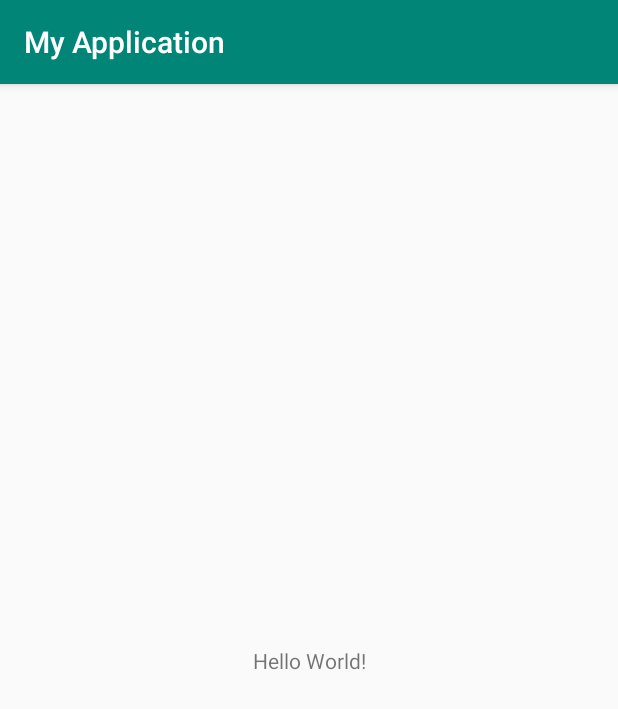
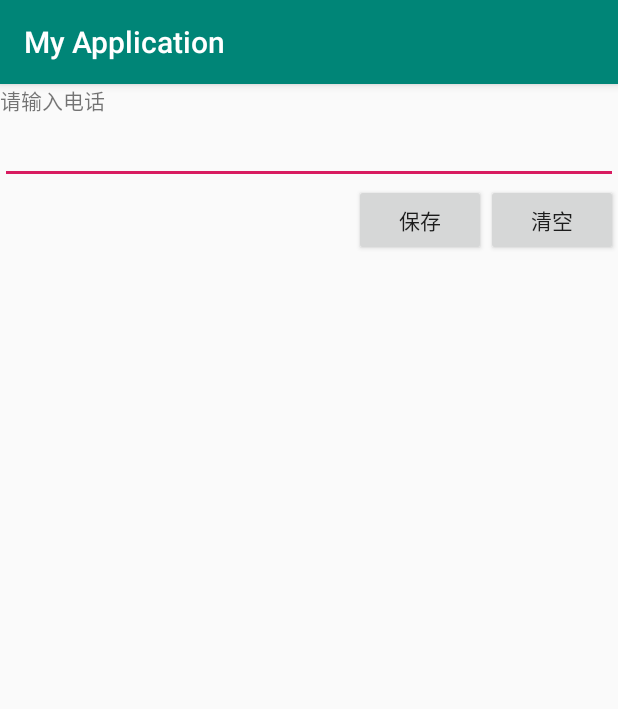
Before and after one commit to Nergal1/ApplicationDemo, an Android app: the screen it shows after launch (MainActivity), on a phone screen of 412 x 824 dp. Shown: the top 709 px of the screen. Run offline under Robolectric (Android 15) with nearby library versions, the phone set to English and light mode, and no system bars.

Commit message:
Activity 生命周期

```diff
--- a/app/src/main/AndroidManifest.xml
+++ b/app/src/main/AndroidManifest.xml
@@ -9,7 +9,8 @@
         android:roundIcon="@mipmap/ic_launcher_round"
         android:supportsRtl="true"
         android:theme="@style/AppTheme">
-        <activity android:name=".MainActivity">
+        <activity android:name=".MainActivity"
+            >
             <intent-filter>
                 <action android:name="android.intent.action.MAIN" />
 
--- a/app/src/main/java/com/anbang/myapplication/MainActivity.java
+++ b/app/src/main/java/com/anbang/myapplication/MainActivity.java
@@ -1,15 +1,70 @@
 package com.anbang.myapplication;
 
+import androidx.annotation.NonNull;
+import androidx.annotation.Nullable;
 import androidx.appcompat.app.AppCompatActivity;
 
 import android.os.Bundle;
+import android.os.PersistableBundle;
+import android.util.Log;
+import android.widget.TextView;
 
 public class MainActivity extends AppCompatActivity {
+    private String tag = "MainActivity";
 
     @Override
-    protected void onCreate(Bundle savedInstanceState) {
+    protected void onCreate(@Nullable Bundle savedInstanceState) {
         super.onCreate(savedInstanceState);
-        //  设置View
         setContentView(R.layout.activity_main);
+        Log.i(tag,"---------onCreate---------");
+    }
+
+    @Override
+    protected void onRestart() {
+        super.onRestart();
+        Log.i(tag,"---------onRestart---------");
+    }
+
+    @Override
+    protected void onStart() {
+        super.onStart();
+        Log.i(tag,"---------onStart---------");
+    }
+
+    @Override
+    protected void onRestoreInstanceState(Bundle savedInstanceState) {
+        super.onRestoreInstanceState(savedInstanceState);
+        Log.i(tag,"---------onRestoreInstanceState---------");
+    }
+
+    @Override
+    protected void onResume() {
+        super.onResume();
+        Log.i(tag,"---------onResume---------");
+    }
+
+    @Override
+    protected void onPause() {
+        super.onPause();
+        Log.i(tag,"---------onPause---------");
+    }
+
+    @Override
+    protected void onStop() {
+        super.onStop();
+        Log.i(tag,"---------onStop---------");
+    }
+
+    @Override
+    protected void onSaveInstanceState(@NonNull Bundle outState) {
+        super.onSaveInstanceState(outState);
+        Log.i(tag,"---------onSaveInstanceState---------");
+    }
+
+
+    @Override
+    protected void onDestroy() {
+        super.onDestroy();
+        Log.i(tag,"---------onDestroy---------");
     }
 }
--- a/app/src/main/res/layout/activity_main.xml
+++ b/app/src/main/res/layout/activity_main.xml
@@ -1,18 +1,33 @@
 <?xml version="1.0" encoding="utf-8"?>
-<androidx.constraintlayout.widget.ConstraintLayout xmlns:android="http://schemas.android.com/apk/res/android"
-    xmlns:app="http://schemas.android.com/apk/res-auto"
-    xmlns:tools="http://schemas.android.com/tools"
+<LinearLayout xmlns:android="http://schemas.android.com/apk/res/android"
     android:layout_width="match_parent"
     android:layout_height="match_parent"
-    tools:context=".MainActivity">
-
+    android:orientation="vertical"
+    >
     <TextView
         android:layout_width="wrap_content"
         android:layout_height="wrap_content"
-        android:text="Hello World!"
-        app:layout_constraintBottom_toBottomOf="parent"
-        app:layout_constraintLeft_toLeftOf="parent"
-        app:layout_constraintRight_toRightOf="parent"
-        app:layout_constraintTop_toTopOf="parent" />
-
-</androidx.constraintlayout.widget.ConstraintLayout>
+        android:text="请输入电话"
+        ></TextView>
+     <EditText
+         android:layout_width="match_parent"
+         android:layout_height="wrap_content"></EditText>
+    <LinearLayout
+        android:layout_width="wrap_content"
+        android:layout_height="wrap_content"
+        android:orientation="horizontal"
+        android:layout_gravity="right
+"
+        >
+        <Button
+            android:layout_width="wrap_content"
+            android:layout_height="wrap_content"
+            android:text="保存"
+            ></Button>
+        <Button
+            android:layout_width="wrap_content"
+            android:layout_height="wrap_content"
+            android:text="清空"
+            ></Button>
+    </LinearLayout>
+</LinearLayout>
```
